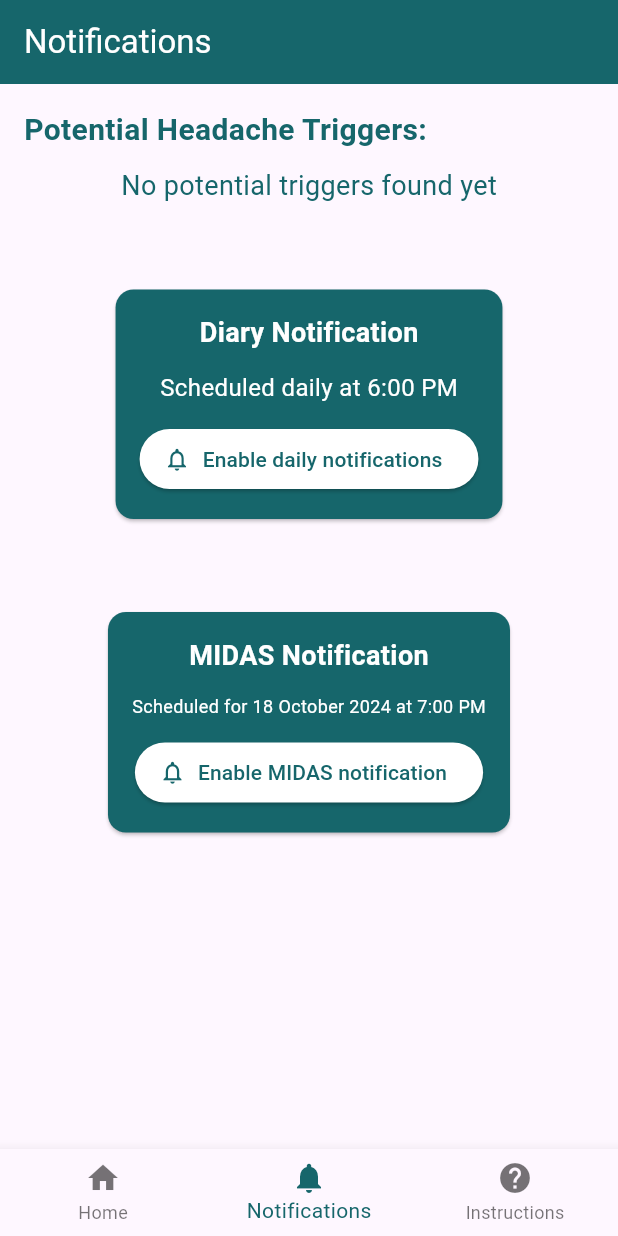
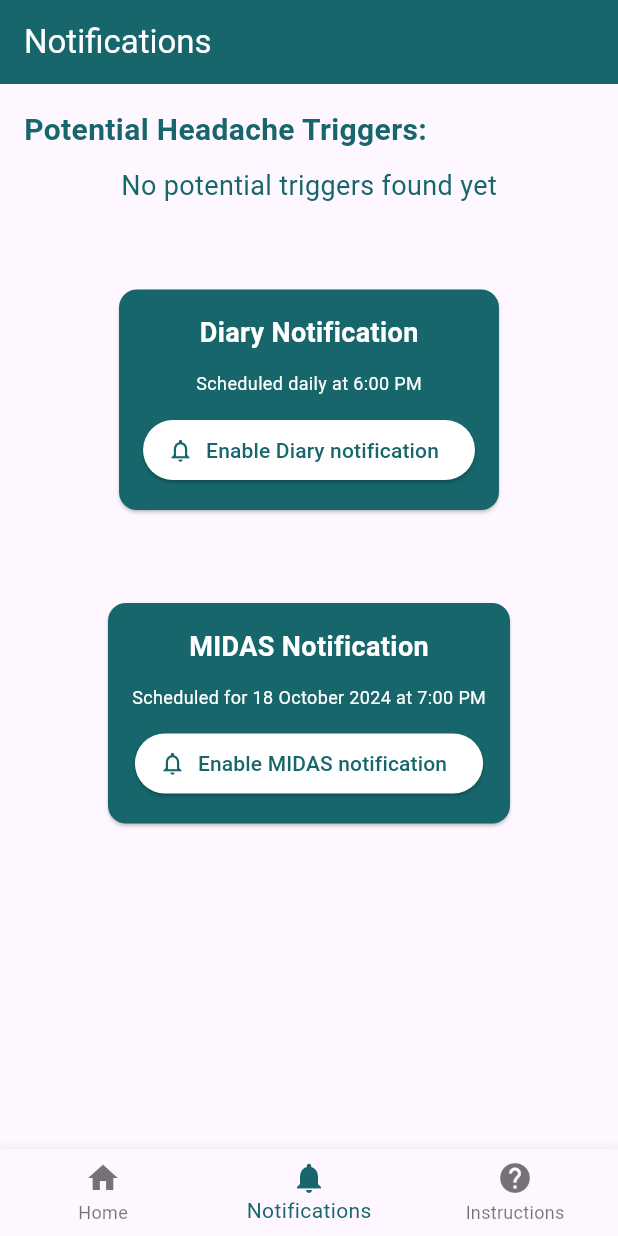
Before and after one commit to sanikaahadap/migraine_review, a Flutter app: the screen it shows once a user with an empty profile is signed in, item 2 of the bottom bar chosen, on a phone screen of 412 x 824 dp. Run offline on Flutter 3.47's test engine with Material 3 defaults, Android fonts, the phone set to English and light mode, and no system bars; our stand-ins replace carousel_slider, cloud_firestore, file_picker, firebase_auth, firebase_core, firebase_storage and 7 more; missing offline and left inert: easy_pdf_viewer; accounts and stored records are empty.

Commit message:
Final fixes 2

```diff
--- a/lib/user_home/diary_notifs.dart
+++ b/lib/user_home/diary_notifs.dart
@@ -13,28 +13,69 @@ class Notifs extends StatefulWidget {
 }
 
 class _NotifsState extends State<Notifs> {
+  final FlutterLocalNotificationsPlugin flutterLocalNotificationsPlugin =
+      FlutterLocalNotificationsPlugin();
+  final int _defaultHour = 18; // Default notification time hour (7 PM)
+  final int _defaultMinute = 0; // Default notification time minute
+
   @override
   void initState() {
     super.initState();
     requestPermissions();
-    LocalNotifications.init();
+    listenToNotifications();
+    _scheduleDailyNotification();
   }
 
-  Future<void> requestPermissions() async {
-    if (await Permission.notification.isGranted) {
+  requestPermissions() async {
+    if (await Permission.notification.request().isGranted) {
       print("Notification permission granted");
     } else {
       print("Notification permission denied");
     }
   }
 
+  listenToNotifications() {
+    print("Listening to notification");
+    LocalNotifications.onClickNotification.stream.listen((event) {
+      print(event);
+      Navigator.pushNamed(context, '/another', arguments: event);
+    });
+  }
+
+  Future<void> _scheduleDailyNotification() async {
+    // Schedule the notification for 7 PM daily
+    final tz.TZDateTime now = tz.TZDateTime.now(tz.local);
+    final tz.TZDateTime scheduledDate = tz.TZDateTime(
+      tz.local,
+      now.year,
+      now.month,
+      now.day,
+      _defaultHour,
+      _defaultMinute,
+    );
+
+    // If the scheduled time is before the current time, schedule for the next day
+    final tz.TZDateTime finalScheduledDate = scheduledDate.isBefore(now)
+        ? scheduledDate.add(const Duration(days: 1))
+        : scheduledDate;
+
+    // Schedule the notification
+    await LocalNotifications.scheduleDailyNotification(finalScheduledDate);
+
+    // Print the scheduled date and time for verification
+    print('Scheduled daily Diary Notification for: $finalScheduledDate');
+  }
+
   @override
   Widget build(BuildContext context) {
-    return Card(
+    return Column(
+      mainAxisAlignment: MainAxisAlignment.center,
+      children: [
+        Card(
           color: const Color(0xFF16666B),
-      margin: const EdgeInsets.all(16.0),
+          margin: EdgeInsets.all(16.0),
           child: Padding(
-        padding: const EdgeInsets.all(16.0),
+            padding: EdgeInsets.all(16.0),
             child: Column(
               crossAxisAlignment: CrossAxisAlignment.center,
               children: [
@@ -46,26 +87,27 @@ class _NotifsState extends State<Notifs> {
                     fontWeight: FontWeight.bold,
                   ),
                 ),
-            const SizedBox(height: 12.0),
-            const Text(
+                SizedBox(height: 12.0),
+                Text(
                   'Scheduled daily at 6:00 PM',
                   style: TextStyle(
-                fontSize: 16.0,
+                    fontSize: 12.0,
                     color: Colors.white,
                   ),
                 ),
-            const SizedBox(height: 12.0),
+                SizedBox(height: 12.0),
                 ElevatedButton.icon(
-              icon: const Icon(Icons.notifications_outlined),
+                  icon: Icon(Icons.notifications_outlined),
                   onPressed: () {
-                LocalNotifications.scheduleDailyNotification();
+                    _scheduleDailyNotification();
+
                     ScaffoldMessenger.of(context).showSnackBar(
                       SnackBar(
-                    content: const Text(
-                      'Daily notification scheduled at 6:00 PM',
-                      style: TextStyle(fontSize: 12),
+                        content: Text(
+                          'Diary notification scheduled daily at 6:00 PM',
+                          style: TextStyle(fontSize: 10),
                         ),
-                    duration: const Duration(seconds: 3),
+                        duration: Duration(seconds: 3),
                         action: SnackBarAction(
                           label: 'OK',
                           onPressed: () {},
@@ -73,15 +115,17 @@ class _NotifsState extends State<Notifs> {
                       ),
                     );
                   },
-              label: const Text("Enable daily notifications"),
+                  label: Text("Enable Diary notification"),
                   style: ElevatedButton.styleFrom(
                     backgroundColor: Colors.white,
-                foregroundColor: const Color(0xFF16666B),
+                    foregroundColor: Color(0xFF16666B),
                   ),
                 ),
               ],
             ),
           ),
+        ),
+      ],
     );
   }
 }
@@ -91,7 +135,12 @@ class LocalNotifications {
       _flutterLocalNotificationsPlugin = FlutterLocalNotificationsPlugin();
   static final onClickNotification = BehaviorSubject<String>();
 
-  // Initialize the local notifications
+  // on tap on any notification
+  static void onNotificationTap(NotificationResponse notificationResponse) {
+    onClickNotification.add(notificationResponse.payload!);
+  }
+
+  // initialize the local notifications
   static Future<void> init() async {
     tz.initializeTimeZones();
     tz.setLocalLocation(
@@ -101,69 +150,47 @@ class LocalNotifications {
         AndroidInitializationSettings('@mipmap/notif_icon');
     final DarwinInitializationSettings initializationSettingsDarwin =
         DarwinInitializationSettings(
-      onDidReceiveLocalNotification: (id, title, body, payload) => null,
+      onDidReceiveLocalNotification: (id, title, body, payload) {},
     );
-    final LinuxInitializationSettings initializationSettingsLinux =
+    const LinuxInitializationSettings initializationSettingsLinux =
         LinuxInitializationSettings(defaultActionName: 'Open notification');
     final InitializationSettings initializationSettings =
         InitializationSettings(
             android: initializationSettingsAndroid,
             iOS: initializationSettingsDarwin,
-      linux: initializationSettingsLinux,
-    );
+            linux: initializationSettingsLinux);
 
-    await _flutterLocalNotificationsPlugin.initialize(
-      initializationSettings,
+    await _flutterLocalNotificationsPlugin.initialize(initializationSettings,
         onDidReceiveNotificationResponse: onNotificationTap,
-      onDidReceiveBackgroundNotificationResponse: onNotificationTap,
-    );
+        onDidReceiveBackgroundNotificationResponse: onNotificationTap);
   }
 
-  // Schedule a daily notification at 6 PM
-  static Future<void> scheduleDailyNotification() async {
-    final tz.TZDateTime now = tz.TZDateTime.now(tz.local);
-    tz.TZDateTime scheduledDate =
-        tz.TZDateTime(tz.local, now.year, now.month, now.day, 06, 00); // 6 PM
-
-    if (scheduledDate.isBefore(now)) {
-      scheduledDate = scheduledDate.add(const Duration(days: 1));
-    }
-
-    const AndroidNotificationDetails androidNotificationDetails =
-        AndroidNotificationDetails(
-      'daily_notification',
-      'Daily Notification',
-      channelDescription: 'Channel for daily notifications',
-      importance: Importance.max,
-      priority: Priority.high,
-      ticker: 'ticker',
-    );
-
-    const NotificationDetails notificationDetails =
-        NotificationDetails(android: androidNotificationDetails);
-
-    print('Scheduling daily notification for: $scheduledDate');
-
+  // schedule a daily notification
+  static Future<void> scheduleDailyNotification(
+      tz.TZDateTime scheduledDate) async {
     await _flutterLocalNotificationsPlugin
         .zonedSchedule(
       0,
       'Have you filled your diary today?',
-      'If not then please fill your diary.',
+      'If not then please fill your diary',
       scheduledDate,
-      notificationDetails,
+      const NotificationDetails(
+        android: AndroidNotificationDetails(
+          'your channel id',
+          'your channel name',
+          channelDescription: 'your channel description',
+          importance: Importance.max,
+          priority: Priority.high,
+          ticker: 'ticker',
+        ),
+      ),
       androidAllowWhileIdle: true,
       uiLocalNotificationDateInterpretation:
           UILocalNotificationDateInterpretation.absoluteTime,
-      matchDateTimeComponents:
-          DateTimeComponents.time, // Repeats daily at the same time
+      matchDateTimeComponents: DateTimeComponents.time,
     )
         .catchError((error) {
-      print('Error scheduling daily notification: $error');
+      print('Error scheduling notification: $error');
     });
   }
-
-  // Handle tap on any notification
-  static void onNotificationTap(NotificationResponse notificationResponse) {
-    onClickNotification.add(notificationResponse.payload ?? 'no_payload');
 }
-}
```
Also changed, not shown: 11 other files. Lines whose indentation alone changed are shown as unchanged.
